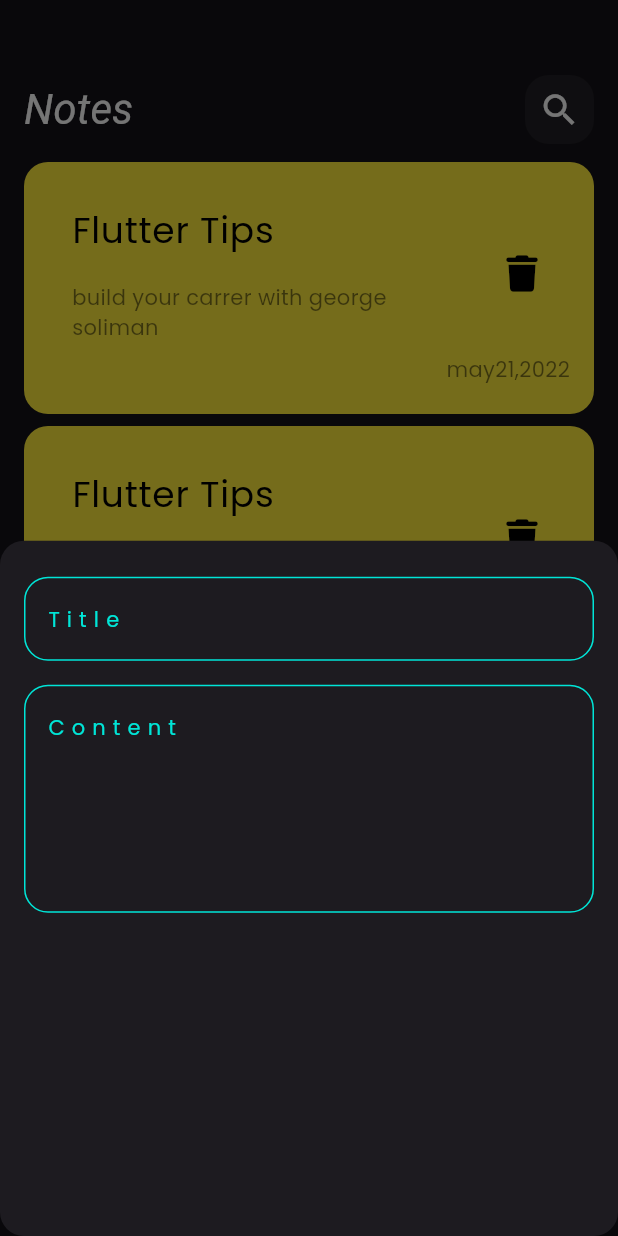
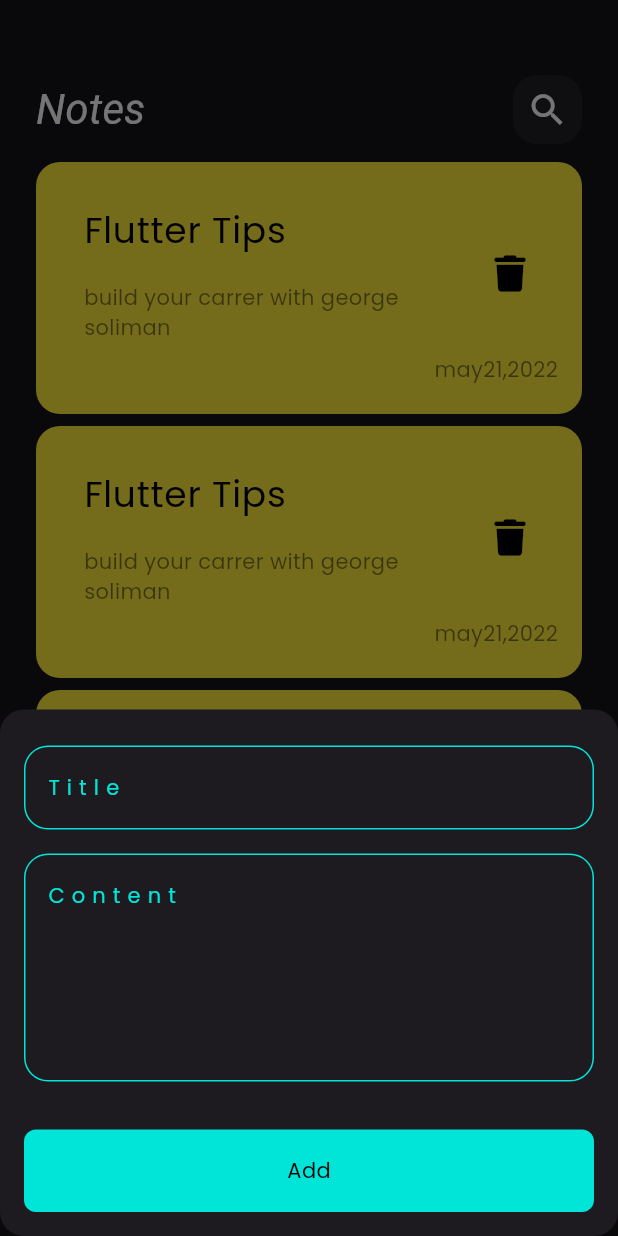
Before and after one commit to George-Anyas/notes_app_new, a Flutter app: the screen it shows after launch, after a tap on the "add" icon, on a phone screen of 412 x 824 dp. Run offline on Flutter 3.47's test engine with Material 3 defaults, Android fonts, the phone set to English and light mode, and no system bars; our stand-ins replace font_awesome_flutter.

Commit message:
create edit note view

```diff
--- /dev/null
+++ b/lib/views/edit_note_view.dart
@@ -0,0 +1,24 @@
+import 'package:flutter/material.dart';
+import 'package:notes_app_new/widgets/custom_appbar.dart';
+
+class EditNoteView extends StatelessWidget {
+  const EditNoteView({super.key});
+
+  @override
+  Widget build(BuildContext context) {
+    return const Padding(
+      padding: EdgeInsets.symmetric(horizontal: 24),
+      child: Column(
+        children: [
+          SizedBox(
+            height: 50,
+          ),
+          CustomAppBar(
+            title: 'Edit Note ',
+            icon: Icons.check,
+          )
+        ],
+      ),
+    );
+  }
+}
--- a/lib/views/notes_view.dart
+++ b/lib/views/notes_view.dart
@@ -1,5 +1,5 @@
 import 'package:flutter/material.dart';
-import 'package:flutter/widgets.dart';
+
 import 'package:notes_app_new/contants.dart';
 import 'package:notes_app_new/widgets/add_note_buttom_shet.dart';
 import 'package:notes_app_new/widgets/custom_appbar.dart';
@@ -24,15 +24,18 @@
                 ),
                 context: context,
                 builder: (context) {
-                  return AddNoteButtomShet();
+                  return const AddNoteButtomShet();
                 });
           }),
       body: const Padding(
-        padding: EdgeInsets.symmetric(horizontal: 16),
+        padding: EdgeInsets.symmetric(horizontal: 24),
         child: Column(
           children: [
             SizedBox(height: 50),
-            CustomAppBar(),
+            CustomAppBar(
+              title: 'Notes',
+              icon: Icons.search,
+            ),
             NotesListView(),
           ],
         ),
--- a/lib/widgets/add_note_buttom_shet.dart
+++ b/lib/widgets/add_note_buttom_shet.dart
@@ -1,5 +1,6 @@
 import 'package:flutter/material.dart';
 import 'package:notes_app_new/contants.dart';
+import 'package:notes_app_new/widgets/custom_botton.dart';
 import 'package:notes_app_new/widgets/custom_text_field.dart';
 
 class AddNoteButtomShet extends StatelessWidget {
@@ -9,6 +10,7 @@
   Widget build(BuildContext context) {
     return Padding(
       padding: EdgeInsets.symmetric(horizontal: 16),
+      child: SingleChildScrollView(
         child: Column(
           children: [
             SizedBox(
@@ -22,26 +24,14 @@
               height: 16,
             ),
             CustomTextField(title: 'C o n t e n t', maxLines: 5),
-          // AddNoteButtomShet(),
+            SizedBox(
+              height: 32,
+            ),
+            AddNoteButton(),
+            SizedBox(
+              height: 16,
+            )
           ],
-      ),
-    );
-  }
-}
-
-class AddNoteButton extends StatelessWidget {
-  const AddNoteButton({super.key});
-
-  @override
-  Widget build(BuildContext context) {
-    return Container(
-      width: MediaQuery.of(context).size.width,
-      height: 55,
-      decoration: BoxDecoration(color: kprimaryColor),
-      child: Text(
-        'Add',
-        style: TextStyle(
-          color: kprimaryColor,
         ),
       ),
     );
--- a/lib/widgets/custom_appbar.dart
+++ b/lib/widgets/custom_appbar.dart
@@ -2,23 +2,26 @@
 import 'package:notes_app_new/widgets/custom_search_icon.dart';
 
 class CustomAppBar extends StatelessWidget {
-  const CustomAppBar({super.key});
-
+  const CustomAppBar({super.key, required this.title, required this.icon});
+  final String title;
+  final IconData icon;
   @override
   Widget build(BuildContext context) {
-    return const Row(
+    return Row(
       children: [
         SizedBox(height: 40),
         Text(
-          'Notes',
-          style: TextStyle(
+          title,
+          style: const TextStyle(
               color: Colors.white,
               fontStyle: FontStyle.italic,
               fontSize: 28,
               inherit: false),
         ),
-        Spacer(),
-        CustomSearchIcon()
+        const Spacer(),
+        CustomSearchIcon(
+          icon: icon,
+        )
       ],
     );
   }
--- /dev/null
+++ b/lib/widgets/custom_botton.dart
@@ -0,0 +1,24 @@
+import 'package:flutter/material.dart';
+import 'package:notes_app_new/contants.dart';
+
+class AddNoteButton extends StatelessWidget {
+  const AddNoteButton({super.key});
+
+  @override
+  Widget build(BuildContext context) {
+    return Container(
+      width: MediaQuery.of(context).size.width,
+      height: 55,
+      decoration: BoxDecoration(
+          color: kprimaryColor, borderRadius: BorderRadius.circular(8)),
+      child: Center(
+        child: Text(
+          'Add',
+          style: TextStyle(
+            color: Colors.black,
+          ),
+        ),
+      ),
+    );
+  }
+}
--- a/lib/widgets/custom_search_icon.dart
+++ b/lib/widgets/custom_search_icon.dart
@@ -1,8 +1,8 @@
 import 'package:flutter/material.dart';
 
 class CustomSearchIcon extends StatelessWidget {
-  const CustomSearchIcon({super.key});
-
+  const CustomSearchIcon({super.key, required this.icon});
+  final IconData icon;
   @override
   Widget build(BuildContext context) {
     return Container(
@@ -12,8 +12,8 @@
         borderRadius: BorderRadius.circular(16),
         color: Colors.white.withOpacity(0.05),
       ),
-      child: const Icon(
-        Icons.search,
+      child: Icon(
+        icon,
         size: 28,
       ),
     );
--- a/lib/widgets/notes_view_body.dart
+++ b/lib/widgets/notes_view_body.dart
@@ -1,12 +1,19 @@
 import 'package:flutter/material.dart';
 import 'package:font_awesome_flutter/font_awesome_flutter.dart';
+import 'package:notes_app_new/views/edit_note_view.dart';
 
 class NotesBody extends StatelessWidget {
   const NotesBody({super.key});
 
   @override
   Widget build(BuildContext context) {
-    return Container(
+    return GestureDetector(
+      onTap: () {
+        Navigator.push(context, MaterialPageRoute(builder: (context) {
+          return const EditNoteView();
+        }));
+      },
+      child: Container(
         padding: EdgeInsets.only(top: 20, bottom: 20, left: 16),
         decoration: BoxDecoration(
             color: Colors.yellow, borderRadius: BorderRadius.circular(16)),
@@ -48,6 +55,7 @@
                 ))
           ],
         ),
+      ),
     );
   }
 }
```
Lines whose indentation alone changed are shown as unchanged.
